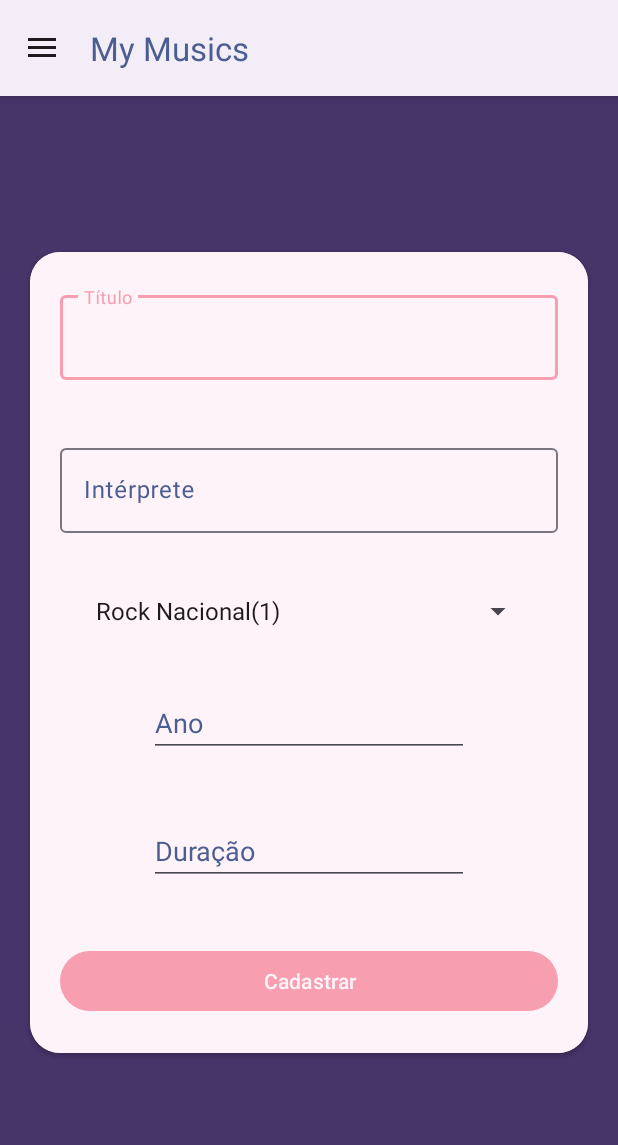
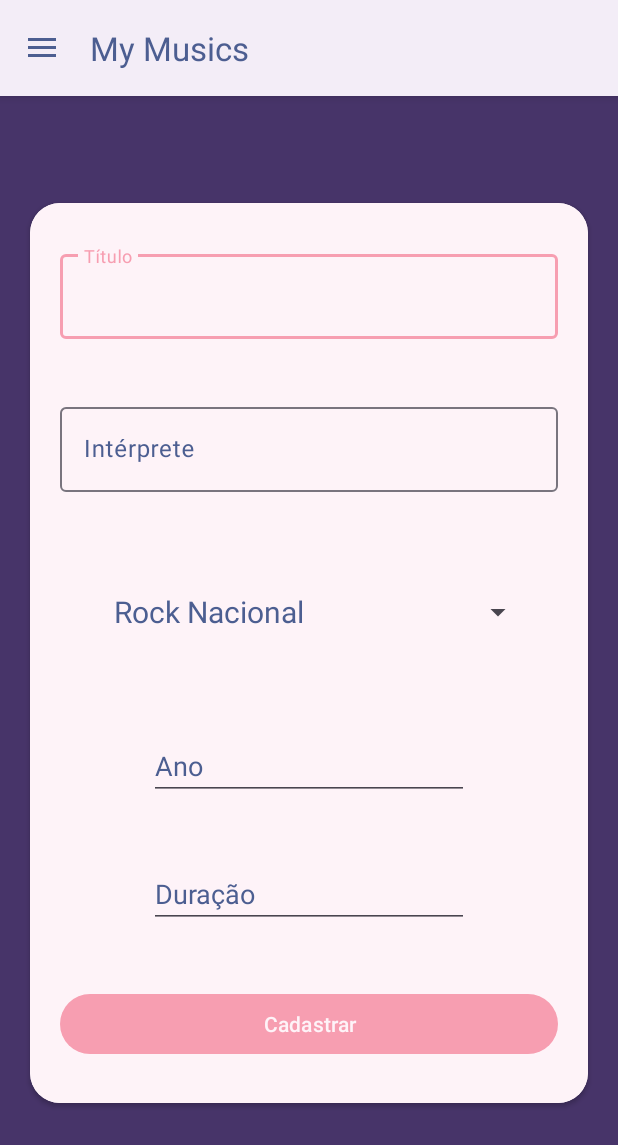
Before and after one commit to oliveiradsmatheus/myMusicApp, an Android app: the screen it shows after launch (MainActivity), after a tap on "Nova Música", on a phone screen of 412 x 824 dp. Shown: the top 1145 px of the screen. Run offline under Robolectric (Android 15) with nearby library versions, the phone set to English and light mode, and no system bars; 1 other tap on this screen came first.

Commit message:
Alterações visuais

```diff
--- a/app/src/main/java/matheus/bcc/mymusicapp/fragments/NovaMusicaFragment.java
+++ b/app/src/main/java/matheus/bcc/mymusicapp/fragments/NovaMusicaFragment.java
@@ -18,6 +18,7 @@ import com.google.android.material.textfield.TextInputEditText;
 import java.util.List;
 
 import matheus.bcc.mymusicapp.R;
+import matheus.bcc.mymusicapp.adapters.GeneroAdapter;
 import matheus.bcc.mymusicapp.db.bean.Genero;
 import matheus.bcc.mymusicapp.db.bean.Musica;
 import matheus.bcc.mymusicapp.db.dal.GeneroDAL;
@@ -128,12 +129,18 @@ public class NovaMusicaFragment extends Fragment {
         GeneroDAL dal = new GeneroDAL(view.getContext());
         List<Genero> generoList =  dal.get("");
 
+        GeneroAdapter adapter = new GeneroAdapter(requireContext(), R.layout.genero_item_layout, generoList);
+        adapter.setDropDownViewResource(R.layout.genero_item_layout);
+        sp_generos.setAdapter(adapter);
+        /*GeneroDAL dal = new GeneroDAL(view.getContext());
+        List<Genero> generoList =  dal.get("");
+
         ArrayAdapter<Genero> adapter = new ArrayAdapter<>(
                 view.getContext(),
                 android.R.layout.simple_spinner_item,
                 generoList
         );
         adapter.setDropDownViewResource(android.R.layout.simple_spinner_dropdown_item);
-        sp_generos.setAdapter(adapter);
+        sp_generos.setAdapter(adapter);*/
     }
 }
--- a/app/src/main/res/layout/fragment_nova_musica.xml
+++ b/app/src/main/res/layout/fragment_nova_musica.xml
@@ -18,7 +18,7 @@
 
         <LinearLayout
             android:layout_width="match_parent"
-            android:layout_height="534dp"
+            android:layout_height="600dp"
             android:background="@color/rosa_claro"
             android:gravity="center"
             android:orientation="vertical"
--- a/app/src/main/res/values-night/themes.xml
+++ b/app/src/main/res/values-night/themes.xml
@@ -1,4 +1,10 @@
 <resources>
     <style name="Base.Theme.MyMusicApp" parent="Theme.Material3.Light">
+        <item name="colorPrimary">@color/rosa</item>
+        <item name="android:colorBackground">@color/fundo</item>
+        <item name="titleTextColor">@color/texto</item>
+        <item name="android:textColorPrimary">@color/texto</item>
+
+        <item name="android:windowLightStatusBar">true</item>
     </style>
 </resources>
--- a/app/src/main/res/values/themes.xml
+++ b/app/src/main/res/values/themes.xml
@@ -3,6 +3,7 @@
         <item name="colorPrimary">@color/rosa</item>
         <item name="android:colorBackground">@color/fundo</item>
         <item name="titleTextColor">@color/texto</item>
+        <item name="android:textColorPrimary">@color/texto</item>
 
         <item name="android:windowLightStatusBar">true</item>
     </style>
```
Also changed, not shown: app/src/main/java/matheus/bcc/mymusicapp/adapters/GeneroAdapter.java (+17 -0 lines).
